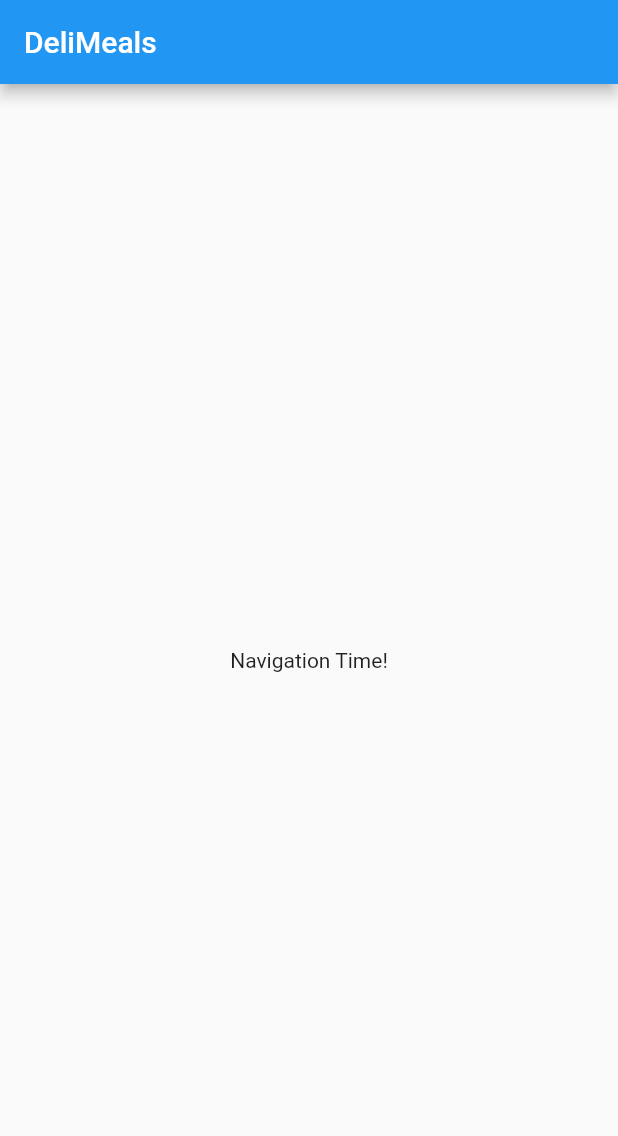
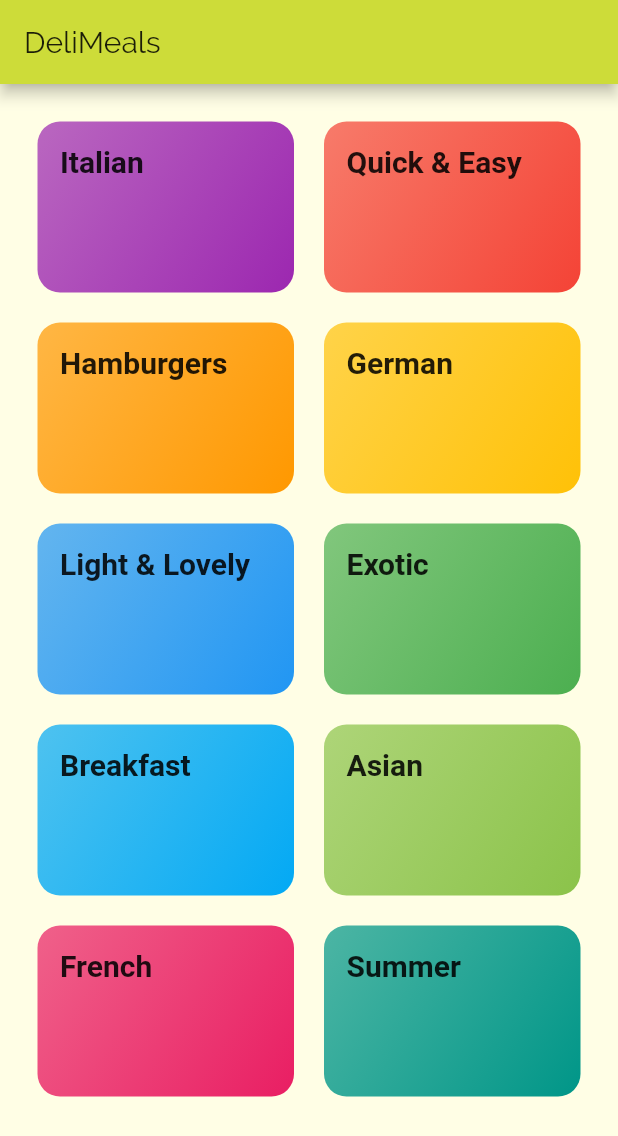
Before and after one commit to tgabri/meals_app, a Flutter app: the screen it shows after launch, on a phone screen of 412 x 824 dp. Shown: the top 1136 px of the screen. Run offline on Flutter 3.47's test engine with Material 2 defaults, Android fonts, the phone set to English and light mode, and no system bars; Roboto replaces fonts that are missing (RobotoCondensed).

Commit message:
homescreen created with 'gridview' categories and linked to new screen

```diff
--- /dev/null
+++ b/lib/categories_screen.dart
@@ -0,0 +1,30 @@
+import 'package:flutter/material.dart';
+
+import './category_item.dart';
+import './dummy_data.dart';
+
+class CategoriesScreen extends StatelessWidget {
+  @override
+  Widget build(BuildContext context) {
+    return Scaffold(
+      appBar: AppBar(
+        title: const Text('DeliMeals'),
+      ),
+      body: GridView(
+        padding: const EdgeInsets.all(25),
+        children: DUMMY_CATEGORIES
+            .map((categoryData) => CategoryItem(
+                  categoryData.title,
+                  categoryData.color,
+                ))
+            .toList(),
+        gridDelegate: SliverGridDelegateWithMaxCrossAxisExtent(
+          maxCrossAxisExtent: 200,
+          childAspectRatio: 3 / 2,
+          crossAxisSpacing: 20,
+          mainAxisSpacing: 20,
+        ),
+      ),
+    );
+  }
+}
--- /dev/null
+++ b/lib/category_item.dart
@@ -0,0 +1,45 @@
+import 'package:flutter/material.dart';
+
+import './category_meals_screen.dart';
+
+class CategoryItem extends StatelessWidget {
+  final String title;
+  final Color color;
+
+  CategoryItem(this.title, this.color);
+
+  void selectCategory(BuildContext context) {
+    Navigator.of(context).push(
+      MaterialPageRoute(builder: (_) {
+        return CategoryMealsScreen();
+      }),
+    );
+  }
+
+  @override
+  Widget build(BuildContext context) {
+    return InkWell(
+      onTap: () => selectCategory(context),
+      splashColor: Theme.of(context).primaryColor,
+      borderRadius: BorderRadius.circular(15),
+      child: Container(
+        padding: EdgeInsets.all(15),
+        child: Text(
+          title,
+          style: Theme.of(context).textTheme.title,
+        ),
+        decoration: BoxDecoration(
+          gradient: LinearGradient(
+            colors: [
+              color.withOpacity(0.7),
+              color,
+            ],
+            begin: Alignment.topLeft,
+            end: Alignment.bottomRight,
+          ),
+          borderRadius: BorderRadius.circular(15),
+        ),
+      ),
+    );
+  }
+}
--- /dev/null
+++ b/lib/category_meals_screen.dart
@@ -0,0 +1,15 @@
+import 'package:flutter/material.dart';
+
+class CategoryMealsScreen extends StatelessWidget {
+  @override
+  Widget build(BuildContext context) {
+    return Scaffold(
+      appBar: AppBar(
+        title: Text('The recipes'),
+      ),
+      body: Center(
+        child: Text('The Recipes for Category'),
+      ),
+    );
+  }
+}
--- /dev/null
+++ b/lib/dummy_data.dart
@@ -0,0 +1,56 @@
+import 'package:flutter/material.dart';
+
+import './models/category.dart';
+
+const DUMMY_CATEGORIES = const [
+  Category(
+    id: 'c1',
+    title: 'Italian',
+    color: Colors.purple,
+  ),
+  Category(
+    id: 'c2',
+    title: 'Quick & Easy',
+    color: Colors.red,
+  ),
+  Category(
+    id: 'c3',
+    title: 'Hamburgers',
+    color: Colors.orange,
+  ),
+  Category(
+    id: 'c4',
+    title: 'German',
+    color: Colors.amber,
+  ),
+  Category(
+    id: 'c5',
+    title: 'Light & Lovely',
+    color: Colors.blue,
+  ),
+  Category(
+    id: 'c6',
+    title: 'Exotic',
+    color: Colors.green,
+  ),
+  Category(
+    id: 'c7',
+    title: 'Breakfast',
+    color: Colors.lightBlue,
+  ),
+  Category(
+    id: 'c8',
+    title: 'Asian',
+    color: Colors.lightGreen,
+  ),
+  Category(
+    id: 'c9',
+    title: 'French',
+    color: Colors.pink,
+  ),
+  Category(
+    id: 'c10',
+    title: 'Summer',
+    color: Colors.teal,
+  ),
+];
--- a/lib/main.dart
+++ b/lib/main.dart
@@ -1,4 +1,6 @@
 import 'package:flutter/material.dart';
+
+import './categories_screen.dart';
 
 void main() => runApp(MyApp());
 
@@ -8,28 +10,24 @@ class MyApp extends StatelessWidget {
     return MaterialApp(
       title: 'DeliMeals',
       theme: ThemeData(
-        primarySwatch: Colors.blue,
+        primarySwatch: Colors.lime,
+        accentColor: Colors.orange,
+        canvasColor: Color.fromRGBO(255, 254, 229, 1),
+        fontFamily: 'Raleway',
+        textTheme: ThemeData.light().textTheme.copyWith(
+            body1: TextStyle(
+              color: Color.fromRGBO(20, 51, 51, 1),
+            ),
+            body2: TextStyle(
+              color: Color.fromRGBO(20, 51, 51, 1),
+            ),
+            title: TextStyle(
+              fontFamily: 'RobotoCondensed',
+              fontSize: 20,
+              fontWeight: FontWeight.bold,
+            )),
       ),
-      home: MyHomePage(),
+      home: CategoriesScreen(),
     );
   }
 }
-
-class MyHomePage extends StatefulWidget {
-  @override
-  _MyHomePageState createState() => _MyHomePageState();
-}
-
-class _MyHomePageState extends State<MyHomePage> {
-  @override
-  Widget build(BuildContext context) {
-    return Scaffold(
-      appBar: AppBar(
-        title: Text('DeliMeals'),
-      ),
-      body: Center(
-        child: Text('Navigation Time!'),
-      ),
-    );
-  }
-}
--- /dev/null
+++ b/lib/models/category.dart
@@ -0,0 +1,13 @@
+import 'package:flutter/material.dart';
+
+class Category {
+  final String id;
+  final String title;
+  final Color color;
+
+  const Category({
+    @required this.id,
+    @required this.title,
+    this.color = Colors.orange,
+  });
+}
```
Also changed, not shown: pubspec.yaml (+18 -14 lines), assets/fonts/Raleway-Black.ttf (added), assets/fonts/Raleway-Bold.ttf (added), assets/fonts/Raleway-Regular.ttf (added), assets/fonts/RobotoCondensed-Bold.ttf (added), assets/fonts/RobotoCondensed-Italic.ttf (added), assets/fonts/RobotoCondensed-Light.ttf (added), assets/fonts/RobotoCondensed-Regular.ttf (added).
